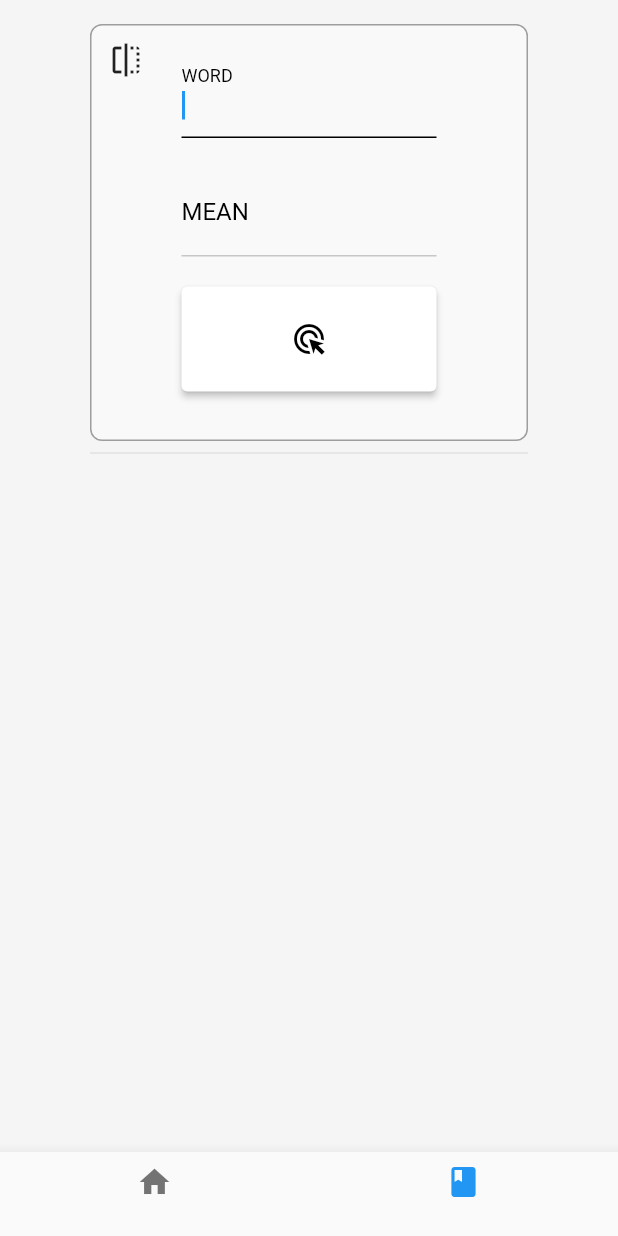
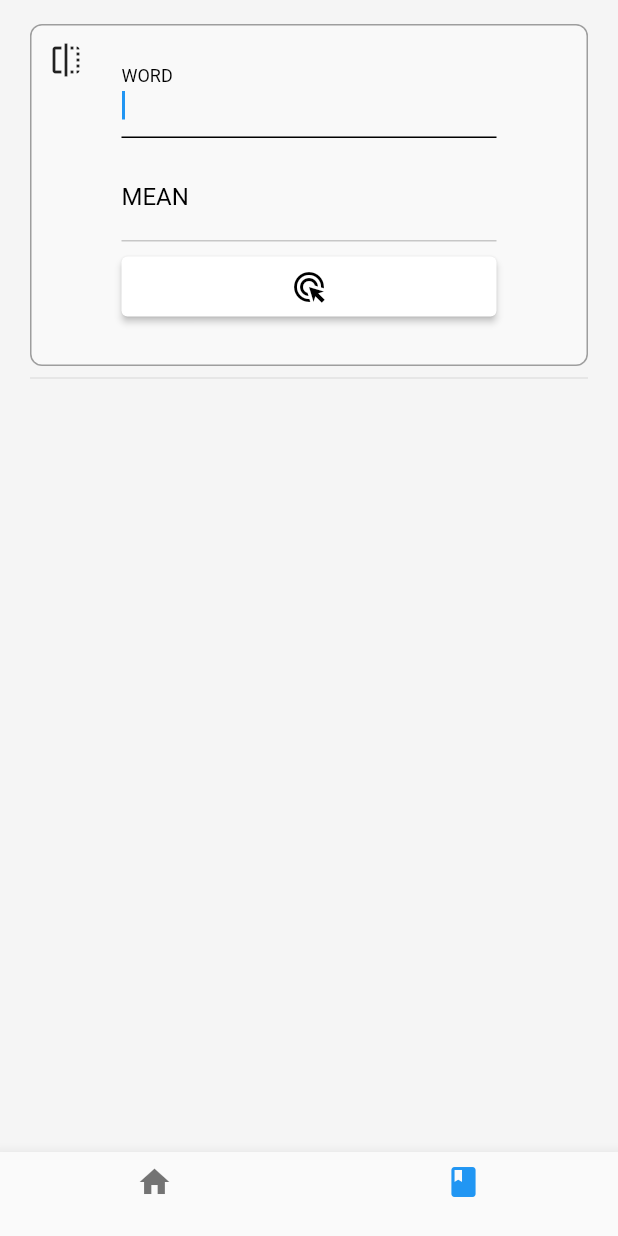
Before and after one commit to wonjongseo/jlpt_app, a Flutter app: the screen it shows after launch, item 2 of the bottom bar chosen, on a phone screen of 412 x 824 dp. Run offline on Flutter 3.47's test engine with Material 2 defaults, Android fonts, the phone set to English and light mode, and no system bars; our stand-ins replace dio, flutter_slidable, get, hive, hive_flutter; accounts and stored records are empty.

Commit message:
change my word width for mobile

```diff
--- a/lib/screen/my_voca/my_voca_page.dart
+++ b/lib/screen/my_voca/my_voca_page.dart
@@ -83,8 +83,11 @@ class _MyVocaPageState extends State<MyVocaPage> {
 
   @override
   Widget build(BuildContext context) {
+    double width = MediaQuery.of(context).size.width;
+    print(width);
     return Padding(
-      padding: const EdgeInsets.symmetric(vertical: 16.0, horizontal: 60),
+      padding: EdgeInsets.symmetric(
+          vertical: 16.0, horizontal: width > 500 ? 60 : 20),
       child: !isReFresh
           ? const CircularProgressIndicator()
           : Stack(
@@ -126,7 +129,7 @@ class _MyVocaPageState extends State<MyVocaPage> {
                                         const TextStyle(color: Colors.black)),
                               ),
                             ),
-                            const SizedBox(height: 20),
+                            SizedBox(height: width > 500 ? 20 : 10),
                             SizedBox(
                               width: double.infinity,
                               child: TextFormField(
@@ -147,10 +150,10 @@ class _MyVocaPageState extends State<MyVocaPage> {
                                         const TextStyle(color: Colors.black)),
                               ),
                             ),
-                            const SizedBox(height: 20),
+                            SizedBox(height: width > 500 ? 20 : 10),
                             SizedBox(
                               width: double.infinity,
-                              height: 70,
+                              height: width > 500 ? 70 : 40,
                               child: ElevatedButton(
                                 style: ElevatedButton.styleFrom(
                                     backgroundColor: Colors.white),
```
